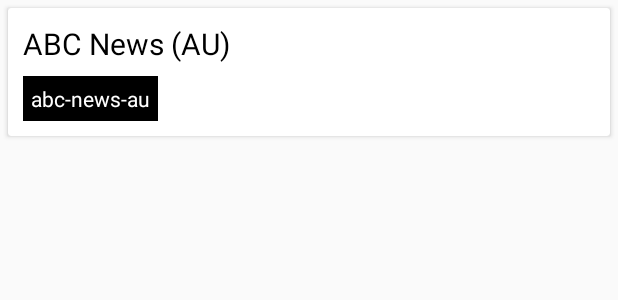
After one commit to irvanyale/NewsApi, an Android app: the layout list_item_sources.xml on its own in the app's theme, with its tools: preview values and no code run, on a phone screen of 412 x 824 dp. The commit adds this screen. Shown: the top 300 px of the screen. Run offline under Robolectric (Android 15) with nearby library versions, the phone set to English and light mode, and no system bars.

Commit message:
get list sources

```diff
--- a/app/src/main/AndroidManifest.xml
+++ b/app/src/main/AndroidManifest.xml
@@ -1,6 +1,8 @@
 <?xml version="1.0" encoding="utf-8"?>
 <manifest xmlns:android="http://schemas.android.com/apk/res/android"
     package="com.irvanyale.app.newsapi">
+
+    <uses-permission android:name="android.permission.INTERNET" />
 
     <application
         android:allowBackup="true"
--- /dev/null
+++ b/app/src/main/res/layout/list_item_sources.xml
@@ -0,0 +1,49 @@
+<?xml version="1.0" encoding="utf-8"?>
+<android.support.v7.widget.CardView xmlns:android="http://schemas.android.com/apk/res/android"
+    android:orientation="vertical"
+    android:layout_width="match_parent"
+    android:layout_height="wrap_content"
+    android:layout_margin="5dp">
+
+    <LinearLayout
+        android:layout_width="match_parent"
+        android:layout_height="wrap_content"
+        android:orientation="horizontal"
+        android:padding="10dp">
+
+        <ImageView
+            android:id="@+id/imgv_logo"
+            android:layout_width="120dp"
+            android:layout_height="wrap_content"
+            android:layout_marginRight="10dp"
+            android:visibility="gone"/>
+
+        <LinearLayout
+            android:layout_width="match_parent"
+            android:layout_height="wrap_content"
+            android:orientation="vertical"
+            android:gravity="center_vertical">
+
+            <TextView
+                android:id="@+id/txtv_name"
+                android:layout_width="wrap_content"
+                android:layout_height="wrap_content"
+                android:text="ABC News (AU)"
+                android:textSize="20sp"
+                android:layout_marginBottom="8dp"
+                android:textColor="@android:color/black"/>
+
+            <TextView
+                android:id="@+id/txtv_id"
+                android:layout_width="wrap_content"
+                android:layout_height="wrap_content"
+                android:padding="5dp"
+                android:text="abc-news-au"
+                android:background="@android:color/black"
+                android:textColor="@android:color/white"/>
+
+        </LinearLayout>
+
+    </LinearLayout>
+
+</android.support.v7.widget.CardView>
```
Also changed, not shown: app/src/main/java/com/irvanyale/app/newsapi/MainActivity.java (+65 -0 lines), app/src/main/java/com/irvanyale/app/newsapi/adapter/ListSourcesAdapter.java (added, +73 -0 lines), app/src/main/java/com/irvanyale/app/newsapi/api/ApiClient.java (added, +23 -0 lines), app/src/main/java/com/irvanyale/app/newsapi/api/ApiInterface.java (added, +17 -0 lines), app/src/main/java/com/irvanyale/app/newsapi/model/Source.java (added, +87 -0 lines), app/src/main/res/drawable/ic_image.xml (added, +9 -0 lines), app/src/main/res/layout/activity_main.xml (+8 -10 lines).
